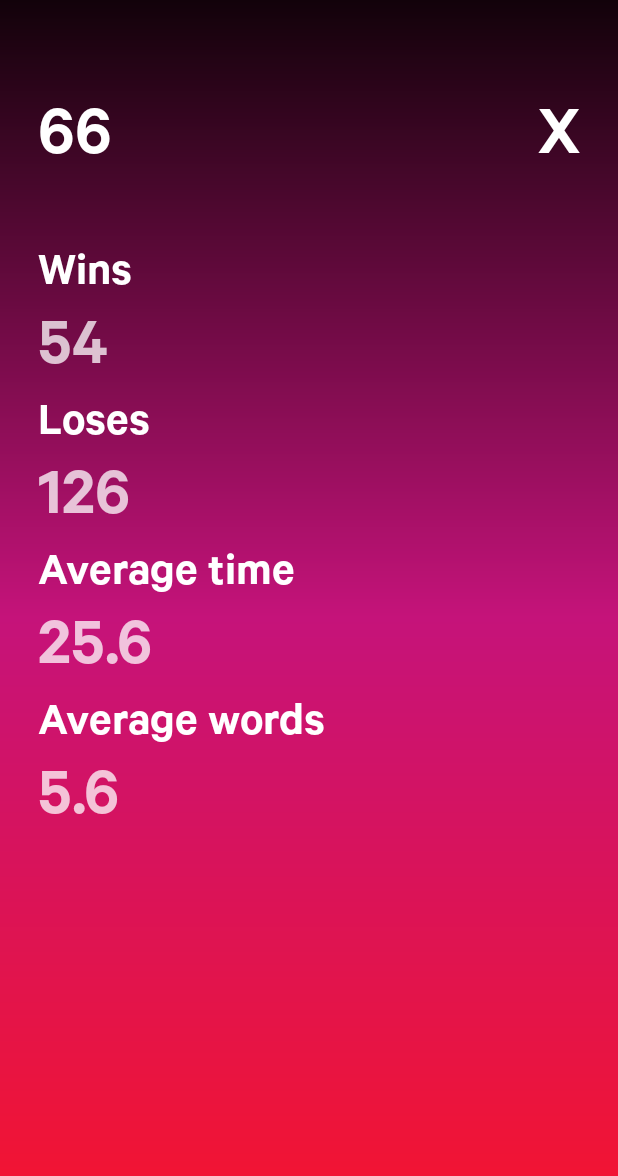
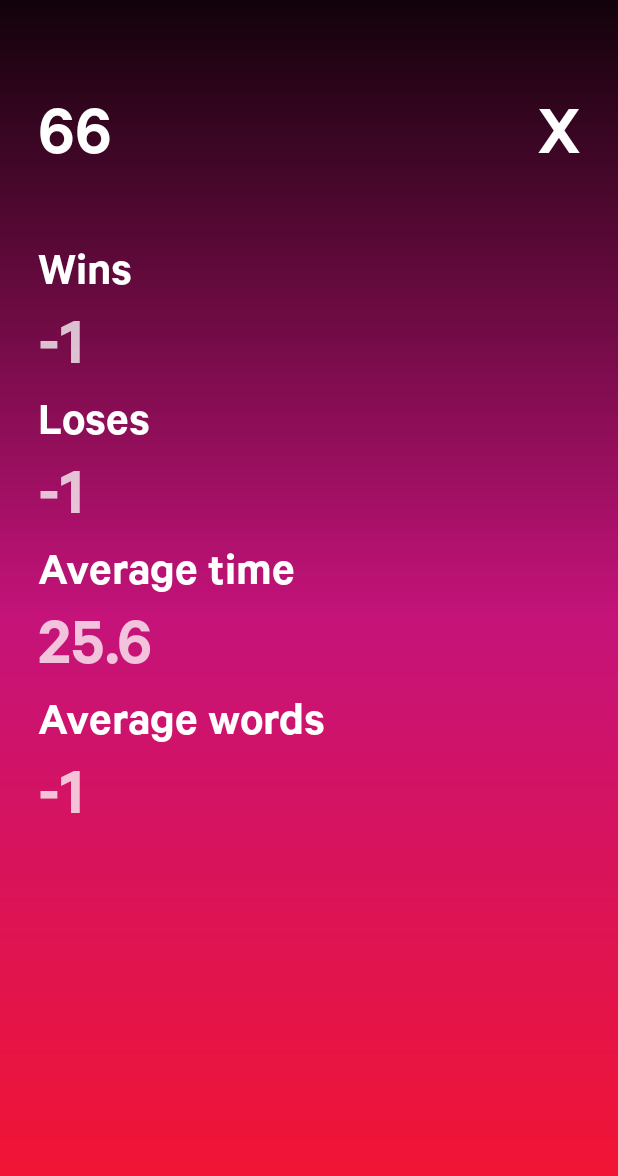
Before and after one commit to DJCoder12/66-Android-App, an Android app: the screen it shows after launch (MainActivity), after a tap on an icon or button, on a phone screen of 412 x 824 dp. Shown: the top 1176 px of the screen. Run offline under Robolectric (Android 15) with nearby library versions, the phone set to English and light mode, and no system bars; our stand-ins replace Picasso; libraries missing offline, so code that uses them is left out: com.transitionseverywhere, org.json.simple; pictures from the network do not load; 2 statements that could not run were skipped; 1 other tap on this screen came first.

Commit message:
Connected stats data with views

```diff
--- a/app/src/main/java/com/mad/wordly/MainActivity.java
+++ b/app/src/main/java/com/mad/wordly/MainActivity.java
@@ -96,6 +96,7 @@ public class MainActivity extends AppCompatActivity {
     protected ImageView hintImage;
     protected MediaPlayer mPlayer;
     protected CountDownTimer timer;
+    protected SharedPreferences sharedPreferences;
 
     protected boolean howPressed;
     protected boolean statsPressed;
@@ -237,6 +238,7 @@ public class MainActivity extends AppCompatActivity {
         hintImage = (ImageView) findViewById(R.id.display);
         audioTW = (TextView) findViewById(R.id.audio);
         timer = null;
+        sharedPreferences = getApplicationContext().getSharedPreferences("stats", MODE_PRIVATE);
 
         mDetector = new GestureDetectorCompat(this, new MyGestureListener());
         mPlayer = MediaPlayer.create(this, R.raw.beat);
@@ -381,10 +383,21 @@ class MyGestureListener extends GestureDetector.SimpleOnGestureListener {
     }
 
     public void showStats() {
+
+        int wins = sharedPreferences.getInt("Wins", -1);
+        int loses = sharedPreferences.getInt("Loses", -1);
+        int games = sharedPreferences.getInt("Games", -1);
+        int guesses = sharedPreferences.getInt("Average Guesses per Game", -1);
         statsPressed = true;
         statsTW.setText("X");
         statsTW.setTextColor(Color.parseColor("#ffffff"));
         howTW.setVisibility(View.GONE);
+
+        statsWinsNumTW.setText(Integer.toString(wins));
+        statsLosesNumTW.setText(Integer.toString(loses));
+        statsWordsNumTW.setText(Integer.toString(games));
+        statsLosesNumTW.setText(Integer.toString(guesses));
+
         statsWinsTW.setVisibility(View.VISIBLE);
         statsLosesTW.setVisibility(View.VISIBLE);
         statsTimeTW.setVisibility(View.VISIBLE);
```
